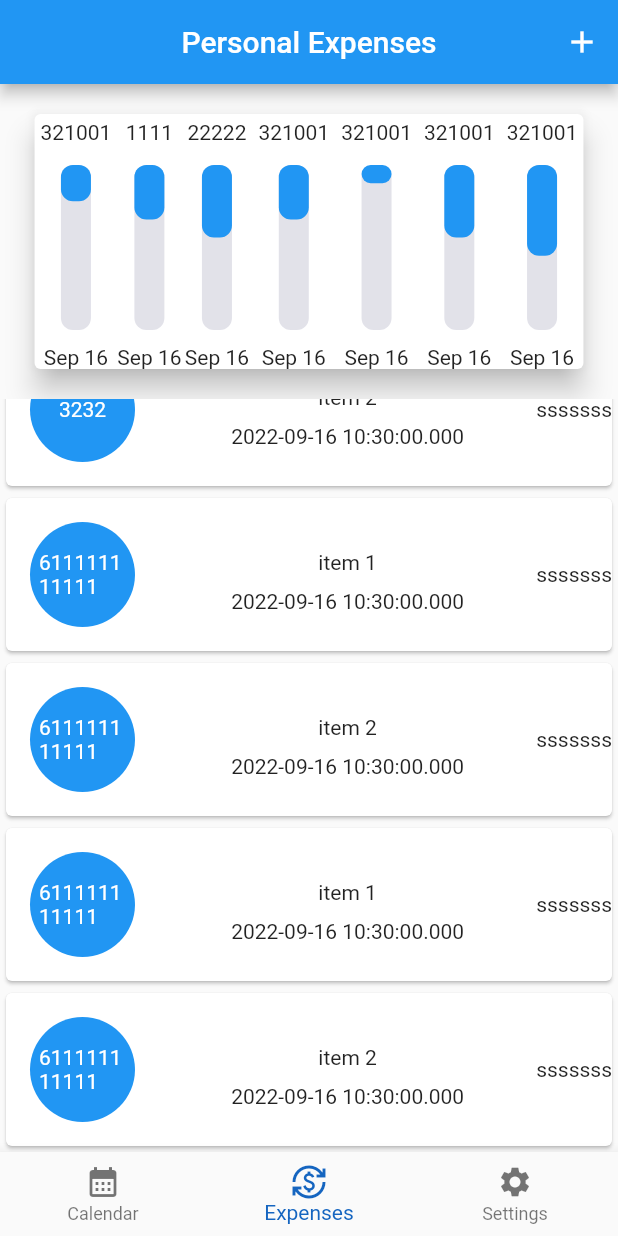
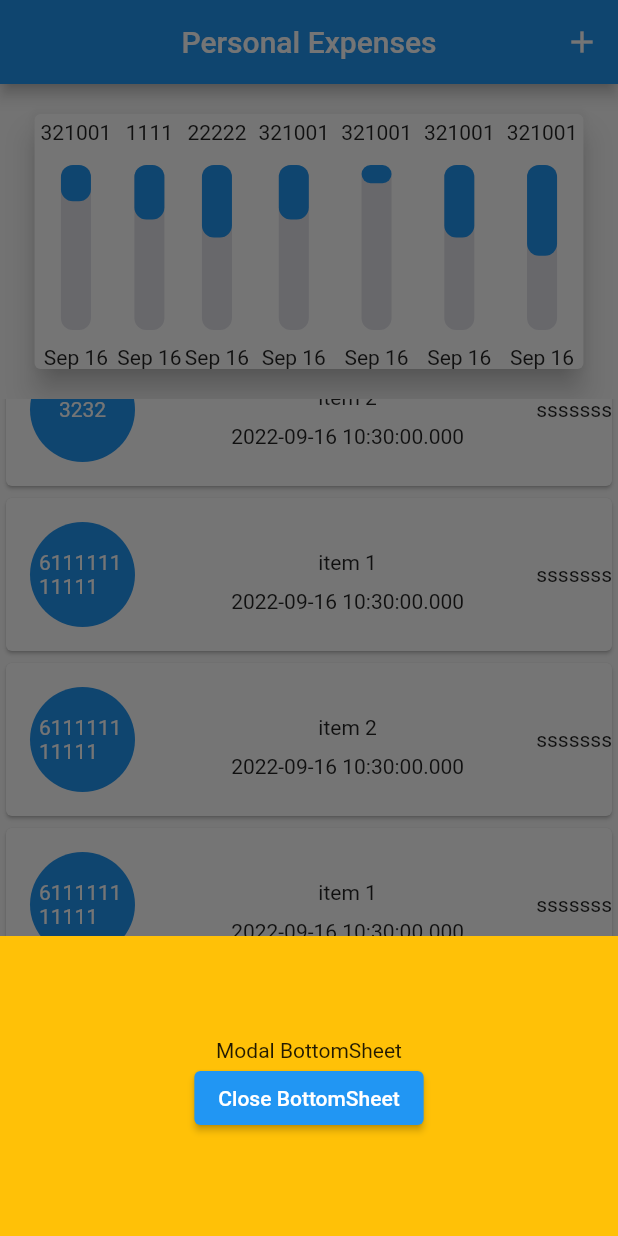
Before and after one commit to Existentio/expenses_accounting_app, a Flutter app: the screen it shows after launch, scrolled down 158 dp, after a tap on the "add" icon, on a phone screen of 412 x 824 dp. Run offline on Flutter 3.47's test engine with Material 2 defaults, Android fonts, the light colour scheme and no system bars; drawn by our look-alikes of flutter_animation_progress_bar.

Commit message:
add modal bottom sheet

```diff
--- /dev/null
+++ b/lib/bottom_action_sheet.dart
@@ -0,0 +1,4 @@
+
+// class Future ShowModal() {
+//
+// }
--- a/lib/expenses_page.dart
+++ b/lib/expenses_page.dart
@@ -1,3 +1,4 @@
+import 'package:expenses_accounting_app/bottom_action_sheet.dart';
 import 'package:expenses_accounting_app/chart_container.dart';
 import 'package:expenses_accounting_app/transaction.dart';
 import 'package:expenses_accounting_app/transaction_item.dart';
@@ -28,7 +29,29 @@ class ExpensesPage extends StatelessWidget {
             icon: const Icon(Icons.add),
             tooltip: 'Add expense',
             onPressed: () {
-              // handle the press
+              showModalBottomSheet<void>(
+                context: context,
+                builder: (BuildContext context) {
+                  return Container(
+                    height: 200,
+                    color: Colors.amber,
+                    child: Center(
+                      child: Column(
+                        mainAxisAlignment: MainAxisAlignment.center,
+                        mainAxisSize: MainAxisSize.min,
+                        children: <Widget>[
+                          const Text('Modal BottomSheet'),
+                          ElevatedButton(
+                            child: const Text('Close BottomSheet'),
+                            onPressed: () => Navigator.pop(context),
+                          ),
+                        ],
+                      ),
+                    ),
+                  );
+                },
+              );
+
             },
           )
         ],
```
